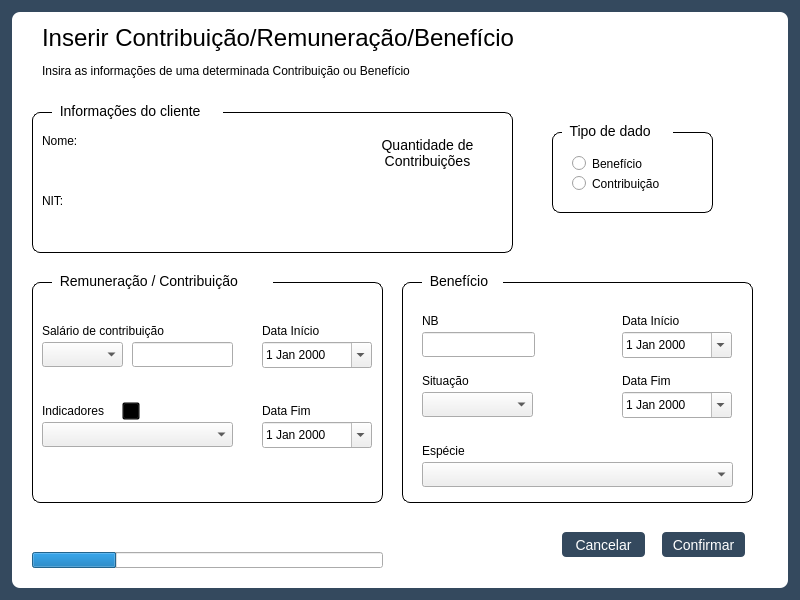
This is Telas/UI/insereContrib.ui in newprev/PrevCliente as Qt 5 draws it before an edit. The edited form follows.
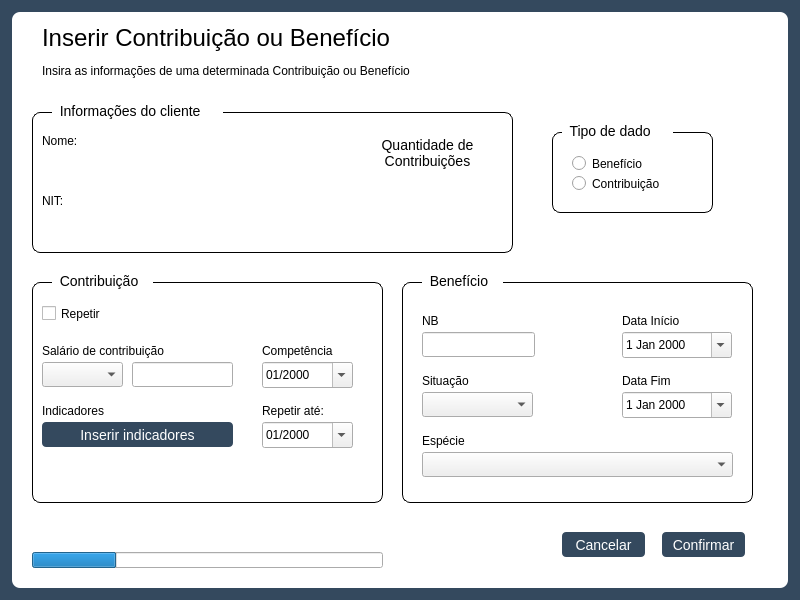
This is the edited form. Icons and pictures are not drawn.

Commit message: Alterando na página de inserir contribuições e no layout

What changed in the file:
```diff
--- a/Telas/UI/insereContrib.ui
+++ b/Telas/UI/insereContrib.ui
@@ -36,7 +36,12 @@
 
 #lbSubtitulo, #lbInfoNit, 
 #lbInfoQtdRem, #lbInfoQtdCont,
-#lbInfoNomeCompleto {
+#lbInfoNomeCompleto, 
+#lbSalRemuneracao, #lbCompetencia,
+#lbIndicadores, #lbRepetirAte,
+#lbNb, #lbDataInicio,
+#lbDataFim, #lbSituacao,
+#lbEspecie {
 	font-family: &quot;TeX Gyre Adventor&quot;;
 	font-size: 12px;
 	
@@ -95,7 +100,7 @@
 
 
 /*------------------------------ Pushed Button -------------------------------------*/
-#pbConfirmar, #pbCancelar {
+#pbConfirmar, #pbCancelar, #pbInsereIndicadores {
 	font-family: &quot;TeX Gyre Adventor&quot;;
 	font-size: 14px;
 	color: white;
@@ -104,7 +109,8 @@
 	background-color: rgb(52, 73, 94);
 }
 
-#pbConfirmar:hover, #pbCancelar:hover {
+#pbConfirmar:hover, #pbCancelar:hover, 
+#pbInsereIndicadores:hover {
 	font-family: &quot;TeX Gyre Adventor&quot;;
 	font-size: 14px;
 	color: white;
@@ -247,7 +253,7 @@
         </rect>
        </property>
        <property name="text">
-        <string>Inserir Contribuição/Remuneração/Benefício</string>
+        <string>Inserir Contribuição ou Benefício</string>
        </property>
       </widget>
       <widget class="QLabel" name="lbSubtitulo">
@@ -350,21 +356,21 @@
         <property name="geometry">
          <rect>
           <x>230</x>
-          <y>40</y>
+          <y>60</y>
           <width>101</width>
           <height>17</height>
          </rect>
         </property>
         <property name="text">
-         <string>Data Início</string>
+         <string>Competência</string>
         </property>
        </widget>
        <widget class="QLabel" name="lbSalRemuneracao">
         <property name="geometry">
          <rect>
           <x>10</x>
-          <y>40</y>
-          <width>171</width>
+          <y>60</y>
+          <width>151</width>
           <height>17</height>
          </rect>
         </property>
@@ -376,26 +382,13 @@
         <property name="geometry">
          <rect>
           <x>100</x>
-          <y>60</y>
+          <y>80</y>
           <width>101</width>
           <height>25</height>
          </rect>
         </property>
        </widget>
-       <widget class="QLabel" name="lbInfoDataFim">
-        <property name="geometry">
-         <rect>
-          <x>230</x>
-          <y>120</y>
-          <width>111</width>
-          <height>17</height>
-         </rect>
-        </property>
-        <property name="text">
-         <string>Data Fim</string>
-        </property>
-       </widget>
-       <widget class="QLabel" name="label_4">
+       <widget class="QLabel" name="lbIndicadores">
         <property name="geometry">
          <rect>
           <x>10</x>
@@ -412,43 +405,26 @@
         <property name="geometry">
          <rect>
           <x>230</x>
-          <y>60</y>
-          <width>110</width>
+          <y>80</y>
+          <width>91</width>
           <height>26</height>
          </rect>
         </property>
         <property name="calendarPopup">
          <bool>true</bool>
         </property>
-       </widget>
-       <widget class="QDateEdit" name="dtFimContRem">
-        <property name="geometry">
-         <rect>
-          <x>230</x>
-          <y>140</y>
-          <width>110</width>
-          <height>26</height>
-         </rect>
+        <property name="displayFormat">
+         <string>MM/yyyy</string>
         </property>
         <property name="calendarPopup">
          <bool>true</bool>
         </property>
        </widget>
-       <widget class="QComboBox" name="cbxIndicadores">
-        <property name="geometry">
-         <rect>
-          <x>10</x>
-          <y>140</y>
-          <width>191</width>
-          <height>25</height>
-         </rect>
-        </property>
-       </widget>
        <widget class="QComboBox" name="cbxSinal">
         <property name="geometry">
          <rect>
           <x>10</x>
-          <y>60</y>
+          <y>80</y>
           <width>81</width>
           <height>25</height>
          </rect>
@@ -460,29 +436,59 @@
          </size>
         </property>
        </widget>
-       <widget class="QPushButton" name="pbInfoIndicadores">
+       <widget class="QDateEdit" name="dtRepetir">
         <property name="geometry">
          <rect>
-          <x>90</x>
+          <x>230</x>
+          <y>140</y>
+          <width>91</width>
+          <height>26</height>
+         </rect>
+        </property>
+        <property name="displayFormat">
+         <string>MM/yyyy</string>
+        </property>
+        <property name="calendarPopup">
+         <bool>true</bool>
+        </property>
+       </widget>
+       <widget class="QLabel" name="lbRepetirAte">
+        <property name="geometry">
+         <rect>
+          <x>230</x>
           <y>120</y>
-          <width>18</width>
-          <height>18</height>
+          <width>81</width>
+          <height>17</height>
          </rect>
         </property>
-        <property name="minimumSize">
-         <size>
-          <width>18</width>
-          <height>18</height>
-         </size>
+        <property name="text">
+         <string>Repetir até:</string>
         </property>
-        <property name="maximumSize">
-         <size>
-          <width>18</width>
-          <height>18</height>
-         </size>
+       </widget>
+       <widget class="QCheckBox" name="cbRepetir">
+        <property name="geometry">
+         <rect>
+          <x>10</x>
+          <y>20</y>
+          <width>90</width>
+          <height>23</height>
+         </rect>
         </property>
         <property name="text">
-         <string/>
+         <string>Repetir</string>
+        </property>
+       </widget>
+       <widget class="QPushButton" name="pbInsereIndicadores">
+        <property name="geometry">
+         <rect>
+          <x>10</x>
+          <y>140</y>
+          <width>191</width>
+          <height>25</height>
+         </rect>
+        </property>
+        <property name="text">
+         <string>Inserir indicadores</string>
         </property>
        </widget>
       </widget>
@@ -491,12 +497,12 @@
         <rect>
          <x>40</x>
          <y>260</y>
-         <width>221</width>
+         <width>101</width>
          <height>17</height>
         </rect>
        </property>
        <property name="text">
-        <string>  Remuneração / Contribuição</string>
+        <string>  Contribuição</string>
        </property>
       </widget>
       <widget class="QLabel" name="lbInfoBeneficio">
@@ -622,7 +628,7 @@
         <property name="geometry">
          <rect>
           <x>20</x>
-          <y>160</y>
+          <y>150</y>
           <width>101</width>
           <height>17</height>
          </rect>
@@ -635,7 +641,7 @@
         <property name="geometry">
          <rect>
           <x>20</x>
-          <y>180</y>
+          <y>170</y>
           <width>311</width>
           <height>25</height>
          </rect>
```
Left out of the diff: 20 changed lines with no effect on the pictures. The commit also changes 12 other files.
